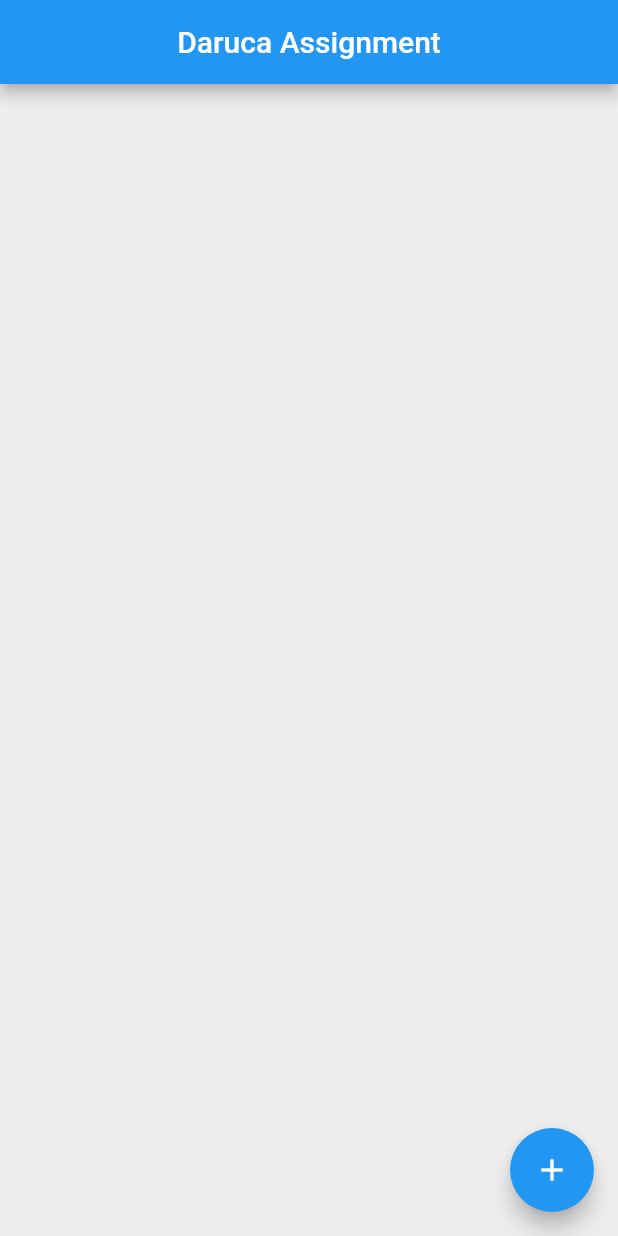
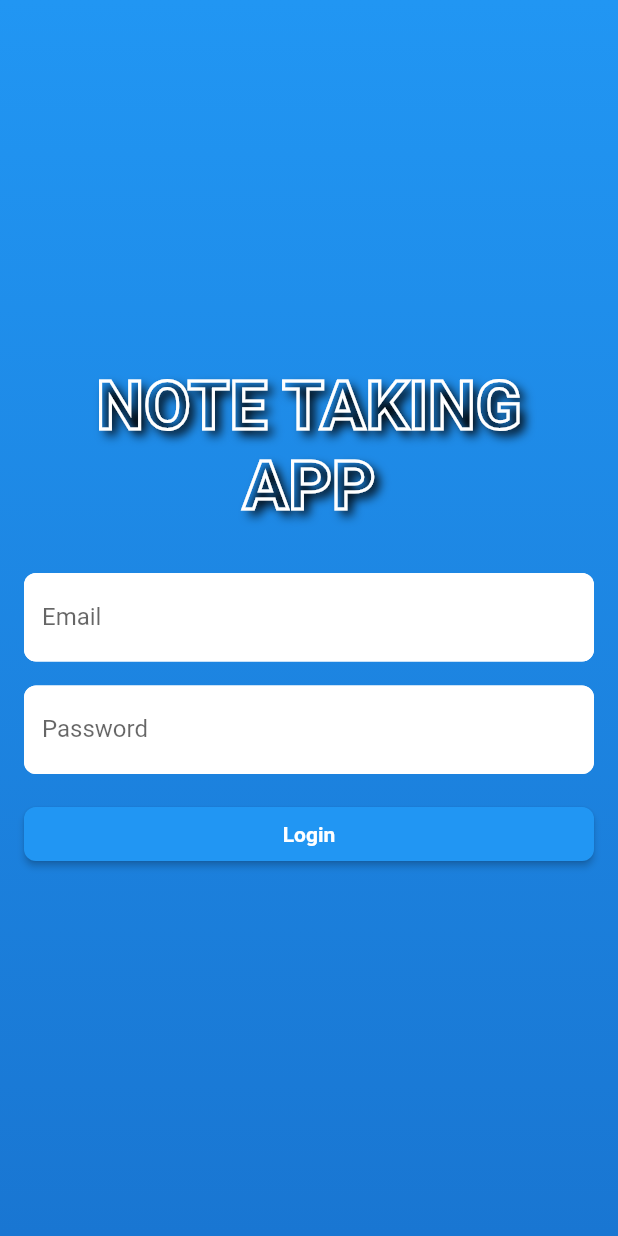
Before and after one commit to claude47/app-dev-app, a Flutter app: the screen it shows after launch, on a phone screen of 412 x 824 dp. Run offline on Flutter 3.47's test engine with Material 2 defaults, Android fonts, the phone set to English and light mode, and no system bars; our stand-ins replace image_picker, permission_handler, sqflite; accounts and stored records are empty.

Commit message:
Second Commit

```diff
--- /dev/null
+++ b/lib/login_screen.dart
@@ -0,0 +1,181 @@
+import 'package:db_assignment_daruca/home_page.dart';
+import 'package:flutter/material.dart';
+
+class LoginScreen extends StatefulWidget {
+  const LoginScreen({super.key});
+
+  @override
+  // ignore: library_private_types_in_public_api
+  _LoginScreenState createState() => _LoginScreenState();
+}
+
+class _LoginScreenState extends State<LoginScreen> {
+  final _formKey = GlobalKey<FormState>();
+  final _emailController = TextEditingController();
+  final _passwordController = TextEditingController();
+
+  @override
+  Widget build(BuildContext context) {
+    return Scaffold(
+      body: Container(
+        padding: const EdgeInsets.all(16.0),
+        decoration: BoxDecoration(
+          gradient: LinearGradient(
+            colors: [
+              Theme.of(context).primaryColor,
+              Theme.of(context).primaryColorDark,
+            ],
+            begin: Alignment.topCenter,
+            end: Alignment.bottomCenter,
+          ),
+        ),
+        child: Column(
+          mainAxisAlignment: MainAxisAlignment.center,
+          children: <Widget>[
+            Text(
+              "NOTE TAKING APP",
+              style: TextStyle(
+                fontWeight: FontWeight.bold,
+                fontSize: 45.0,
+                foreground: Paint()
+                  ..style = PaintingStyle.stroke
+                  ..strokeWidth = 2
+                  ..color = Colors.white,
+                shadows: const [
+                  Shadow(
+                    blurRadius: 8.0,
+                    color: Colors.black,
+                    offset: Offset(4.0, 4.0),
+                  ),
+                ],
+              ),
+              textAlign: TextAlign.center,
+            ),
+        const SizedBox(height: 32.0),
+        Form(
+          key: _formKey,
+          child: Column(
+            crossAxisAlignment: CrossAxisAlignment.stretch,
+            children: <Widget>[
+              TextFormField(
+                controller: _emailController,
+                decoration: InputDecoration(
+                  labelText: 'Email',
+                  filled: true,
+                  fillColor: Colors.white,
+                  border: OutlineInputBorder(
+                    borderRadius: BorderRadius.circular(8.0),
+                  ),
+                  enabledBorder: OutlineInputBorder(
+                    borderSide: const BorderSide(color: Colors.white),
+                    borderRadius: BorderRadius.circular(8.0),
+                  ),
+                  errorBorder: OutlineInputBorder(
+                    borderSide: BorderSide(color: Theme.of(context).errorColor),
+                    borderRadius: BorderRadius.circular(8.0),
+                  ),
+                  focusedBorder: OutlineInputBorder(
+                    borderSide: const BorderSide(color: Colors.white),
+                    borderRadius: BorderRadius.circular(8.0),
+                  ),
+                  errorStyle: TextStyle(color: Theme.of(context).errorColor),
+                ),
+                validator: (value) {
+                  if (value!.isEmpty) {
+                    return 'Please enter your email';
+                  }
+                  if (!value.contains('@')) {
+                    return 'Please enter a valid email';
+                  }
+                  return null;
+                },
+              ),
+              const SizedBox(height: 16.0),
+              TextFormField(
+                controller: _passwordController,
+                obscureText: true,
+                decoration: InputDecoration(
+                  labelText: 'Password',
+                  filled: true,
+                  fillColor: Colors.white,
+                  border: OutlineInputBorder(
+                    borderRadius: BorderRadius.circular(8.0),
+                  ),
+                  enabledBorder: OutlineInputBorder(
+                    borderSide: const BorderSide(color: Colors.white),
+                    borderRadius: BorderRadius.circular(8.0),
+                  ),
+                  errorBorder: OutlineInputBorder(
+                    borderSide: BorderSide(color: Theme.of(context).errorColor),
+                    borderRadius: BorderRadius.circular(8.0),
+                  ),
+                  focusedBorder: OutlineInputBorder(
+                    borderSide: const BorderSide(color: Colors.white),
+                    borderRadius: BorderRadius.circular(8.0),
+                  ),
+                  errorStyle: TextStyle(color: Theme.of(context).errorColor),
+                ),
+                validator: (value) {
+                  if (value!.isEmpty) {
+                    return 'Please enter your password';
+                  }
+                  if (value.length < 6) {
+                    return 'Password must be at least 6 characters long';
+                  }
+                  return null;
+                },
+              ),
+              const SizedBox(height: 16.0),
+              ElevatedButton(
+                style: ElevatedButton.styleFrom(
+                  backgroundColor: Theme.of(context).colorScheme.secondary,
+                  shape: RoundedRectangleBorder(
+                    borderRadius: BorderRadius.circular(8.0),
+                  ),
+                ),
+                onPressed: () {
+                  if (_formKey.currentState!.validate()) {
+
+
+                    String email = _emailController.text;
+                    String password = _passwordController.text;
+
+
+                    if (email == "daruca@gmail.com" && password == "daruca12") {
+
+
+                      Navigator.push(context, MaterialPageRoute(builder: (context) => const HomePage()));
+                    } else {
+
+                      showDialog(
+                        context: context,
+                        builder: (BuildContext context) {
+                          return AlertDialog(
+                            title: const Text("Login Failed"),
+                            content: const Text("Incorrect email or password."),
+                            actions: [
+                              TextButton(
+                                onPressed: () {
+                                  Navigator.pop(context);
+                                },
+                                child: const Text("OK"),
+                              ),
+                            ],
+                          );
+                        },
+                      );
+                    }
+                  }
+                },
+                child: const Text('Login',
+                  style: TextStyle(
+                  fontWeight: FontWeight.bold,
+                ),),
+              ),
+            ],
+          ),
+        ),
+    ]),
+      ));
+  }
+}
--- a/lib/main.dart
+++ b/lib/main.dart
@@ -1,8 +1,9 @@
 import 'package:flutter/material.dart';
-import 'home_page.dart';
+import 'login_screen.dart';
 
 void main() {
-  runApp(const MyApp());
+  runApp(const MyApp()
+  );
 }
 
 class MyApp extends StatelessWidget {
@@ -12,10 +13,11 @@ class MyApp extends StatelessWidget {
   Widget build(BuildContext context) {
     return MaterialApp(
       title: 'db assignment',
+      debugShowCheckedModeBanner: false,
       theme: ThemeData(
         primarySwatch: Colors.blue,
       ),
-      home: const HomePage(),
+      home: const LoginScreen(),
     );
   }
 }
```
Also changed, not shown: lib/home_page.dart (+30 -4 lines), lib/profile_page.dart (added, +315 -0 lines), pubspec.yaml (+7 -0 lines), pubspec.lock, 2 other files.
